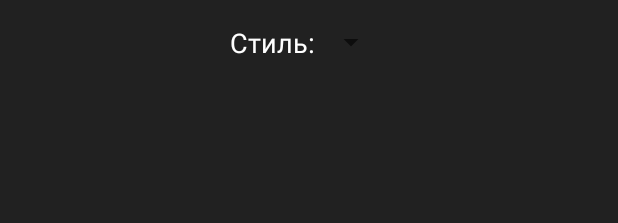
After one commit to clockworkrage/android-project, an Android app: the layout activity_settings.xml on its own in the app's theme, with its tools: preview values and no code run, on a phone screen of 412 x 824 dp. The commit adds this screen. Shown: the top 223 px of the screen. Run offline under Robolectric (Android 15) with nearby library versions, the phone set to English and light mode, and no system bars.

Commit message:
add settings

```diff
--- a/app/build.gradle
+++ b/app/build.gradle
@@ -23,4 +23,5 @@ dependencies {
     compile fileTree(dir: 'libs', include: ['*.jar'])
     testCompile 'junit:junit:4.12'
     compile 'com.android.support:appcompat-v7:23.2.0'
+    compile 'com.android.support:support-v4:23.2.0'
 }
--- a/app/src/main/AndroidManifest.xml
+++ b/app/src/main/AndroidManifest.xml
@@ -15,7 +15,6 @@
                 <category android:name="android.intent.category.DEFAULT" />
             </intent-filter>
         </activity>
-
         <activity android:name=".GameActivity">
             <intent-filter>
                 <action android:name="android.intent.action.MAIN" />
@@ -23,7 +22,6 @@
                 <category android:name="android.intent.category.DEFAULT" />
             </intent-filter>
         </activity>
-
         <activity android:name=".Splash">
             <intent-filter>
                 <action android:name="android.intent.action.MAIN" />
@@ -31,7 +29,6 @@
                 <category android:name="android.intent.category.LAUNCHER" />
             </intent-filter>
         </activity>
-
         <activity android:name=".MultiplayerActivity">
             <intent-filter>
                 <action android:name="android.intent.action.MAIN" />
@@ -39,6 +36,7 @@
                 <category android:name="android.intent.category.DEFAULT" />
             </intent-filter>
         </activity>
+        <activity android:name=".SettingsActivity"></activity>
     </application>
 
 </manifest>
--- a/app/src/main/res/layout/activity_multiplayer.xml
+++ b/app/src/main/res/layout/activity_multiplayer.xml
@@ -8,6 +8,7 @@
     android:paddingRight="@dimen/activity_horizontal_margin"
     android:paddingTop="@dimen/activity_vertical_margin"
     tools:context="com.labyrinth.team01.labyrinth.MultiplayerActivity">
+
 
     <FrameLayout
         android:id="@+id/rooms_container"
--- /dev/null
+++ b/app/src/main/res/layout/activity_settings.xml
@@ -0,0 +1,33 @@
+<?xml version="1.0" encoding="utf-8"?>
+<RelativeLayout xmlns:android="http://schemas.android.com/apk/res/android"
+    xmlns:tools="http://schemas.android.com/tools"
+    android:layout_width="match_parent"
+    android:layout_height="match_parent"
+    android:paddingBottom="@dimen/activity_vertical_margin"
+    android:paddingLeft="@dimen/activity_horizontal_margin"
+    android:paddingRight="@dimen/activity_horizontal_margin"
+    android:paddingTop="@dimen/activity_vertical_margin"
+    tools:context="com.labyrinth.team01.labyrinth.SettingsActivity">
+    <LinearLayout
+        android:layout_width="wrap_content"
+        android:layout_height="wrap_content"
+        android:gravity="center_vertical"
+        android:orientation="horizontal"
+        android:layout_alignParentTop="true"
+        android:layout_centerInParent="true"
+        android:id="@+id/linearLayout">
+        <TextView
+            android:layout_width="wrap_content"
+            android:layout_height="wrap_content"
+            android:text="@string/setting_name_style"
+            android:gravity="center_vertical|right"
+            android:id="@+id/textView2" />
+        <Spinner
+            android:layout_width="wrap_content"
+            android:layout_height="wrap_content"
+            android:id="@+id/spinner"
+            android:spinnerMode="dropdown"
+            android:gravity="center_vertical"
+             />
+    </LinearLayout>
+</RelativeLayout>
--- a/app/src/main/res/menu/menu.xml
+++ b/app/src/main/res/menu/menu.xml
@@ -5,6 +5,6 @@
         android:layout_width="match_parent"
         android:layout_height="wrap_content"
         android:minHeight="?attr/actionBarSize"
-        android:background="?attr/colorPrimary"
-        theme="@style/ThemeOverlay.AppCompat.ActionBar" />
+        theme="@style/ToolbarColoredBackArrow"
+        />
 </menu>
--- a/app/src/main/res/values/styles.xml
+++ b/app/src/main/res/values/styles.xml
@@ -38,5 +38,7 @@
         <item name="android:background">#FFFFFF</item>
     </style>
 
-
+    <style name="ToolbarColoredBackArrow" parent="AppTheme">
+        <item name="android:textColorSecondary">@color/colorGray</item>
+    </style>
 </resources>
```
Also changed, not shown: app/src/main/java/com/labyrinth/team01/labyrinth/MainActivity.java (+19 -4 lines), app/src/main/java/com/labyrinth/team01/labyrinth/MultiplayerActivity.java (+45 -0 lines), app/src/main/java/com/labyrinth/team01/labyrinth/SettingsActivity.java (added, +64 -0 lines), app/src/main/res/layout/activity_main.xml (+0 -23 lines), app/src/main/res/layout/style_spinner_item.xml (added, +10 -0 lines), app/src/main/res/values/strings.xml (+14 -0 lines).
